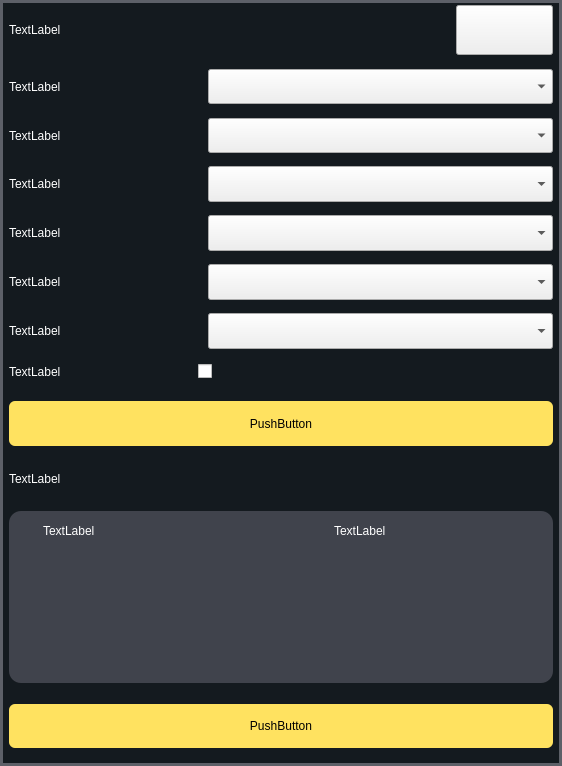
Before: the Qt Designer form tasklist/widgetaddtask.ui in LongyuHe1990/AgvMonitor, drawn with Qt 5.
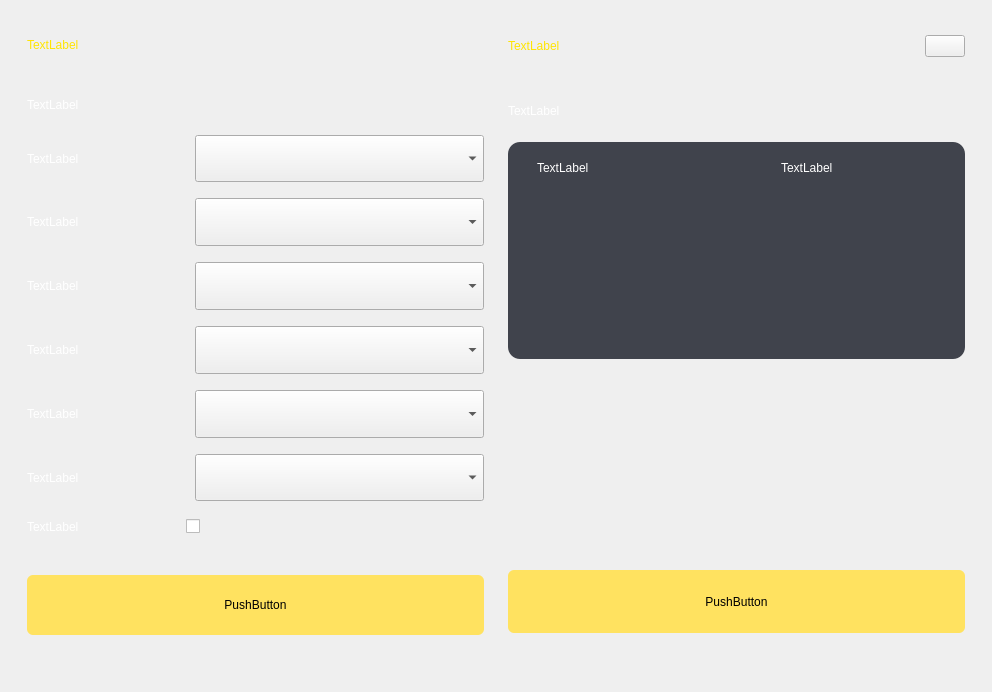
After: the same form once the commit is applied. Icons and pictures are not drawn.

The edit to the form file:
```diff
--- a/tasklist/widgetaddtask.ui
+++ b/tasklist/widgetaddtask.ui
@@ -6,8 +6,8 @@
    <rect>
     <x>0</x>
     <y>0</y>
-    <width>562</width>
-    <height>766</height>
+    <width>992</width>
+    <height>692</height>
    </rect>
   </property>
   <property name="windowTitle">
@@ -16,40 +16,99 @@
   <property name="styleSheet">
    <string notr="true"/>
   </property>
-  <layout class="QGridLayout" name="gridLayout">
+  <layout class="QGridLayout" name="gridLayout" columnstretch="1">
    <property name="leftMargin">
-    <number>0</number>
+    <number>9</number>
    </property>
    <property name="topMargin">
-    <number>0</number>
+    <number>9</number>
    </property>
    <property name="rightMargin">
-    <number>0</number>
+    <number>9</number>
    </property>
    <property name="bottomMargin">
-    <number>0</number>
+    <number>9</number>
    </property>
    <property name="spacing">
-    <number>0</number>
+    <number>9</number>
    </property>
    <item row="0" column="0">
-    <widget class="QWidget" name="widget_3" native="true">
+    <widget class="QWidget" name="widget" native="true">
+     <layout class="QHBoxLayout" name="horizontalLayout_5" stretch="1,1">
+      <item>
+       <layout class="QVBoxLayout" name="verticalLayout_4" stretch="4,10,19,12,9,24,8,24,8,24,8,24,8,24,8,24,8,24,19,30,15">
+        <property name="spacing">
+         <number>0</number>
+        </property>
+        <property name="leftMargin">
+         <number>9</number>
+        </property>
+        <property name="topMargin">
+         <number>9</number>
+        </property>
+        <property name="rightMargin">
+         <number>9</number>
+        </property>
+        <property name="bottomMargin">
+         <number>9</number>
+        </property>
+        <item>
+         <spacer name="verticalSpacer_12">
+          <property name="orientation">
+           <enum>Qt::Vertical</enum>
+          </property>
+          <property name="sizeHint" stdset="0">
+           <size>
+            <width>20</width>
+            <height>40</height>
+           </size>
+          </property>
+         </spacer>
+        </item>
+        <item>
+         <layout class="QHBoxLayout" name="horizontalLayout_13">
+          <item>
+           <widget class="QLabel" name="label">
      <property name="styleSheet">
-      <string notr="true">#widget_3{background-color:rgb(20, 26, 31);border:3px solid #5d6068;}
+             <string notr="true">QLabel{background-color: rgb(255, 255, 255, 0);color: rgb(255, 229, 2);border:none;}
+
 </string>
      </property>
-     <layout class="QVBoxLayout" name="verticalLayout" stretch="34,9,24,9,24,9,24,9,24,9,24,9,24,9,24,13,30,11,22,11,116,14,30">
-      <property name="spacing">
-       <number>0</number>
-      </property>
-      <property name="topMargin">
-       <number>5</number>
-      </property>
-      <property name="bottomMargin">
-       <number>18</number>
-      </property>
+            <property name="text">
+             <string>TextLabel</string>
+            </property>
+           </widget>
+          </item>
+          <item>
+           <spacer name="horizontalSpacer_14">
+            <property name="orientation">
+             <enum>Qt::Horizontal</enum>
+            </property>
+            <property name="sizeHint" stdset="0">
+             <size>
+              <width>40</width>
+              <height>20</height>
+             </size>
+            </property>
+           </spacer>
+          </item>
+         </layout>
+        </item>
       <item>
-       <layout class="QHBoxLayout" name="horizontalLayout" stretch="65,91,34">
+         <spacer name="verticalSpacer_6">
+          <property name="orientation">
+           <enum>Qt::Vertical</enum>
+          </property>
+          <property name="sizeHint" stdset="0">
+           <size>
+            <width>20</width>
+            <height>40</height>
+           </size>
+          </property>
+         </spacer>
+        </item>
+        <item>
+         <layout class="QHBoxLayout" name="horizontalLayout" stretch="65,91">
         <property name="spacing">
          <number>0</number>
         </property>
@@ -78,26 +137,10 @@
           </property>
          </spacer>
         </item>
-        <item>
-         <widget class="QPushButton" name="pushButton_close">
-          <property name="sizePolicy">
-           <sizepolicy hsizetype="Preferred" vsizetype="Preferred">
-            <horstretch>0</horstretch>
-            <verstretch>0</verstretch>
-           </sizepolicy>
-          </property>
-          <property name="styleSheet">
-           <string notr="true">border-image: url(:/image/home/guanbi_icon.png);</string>
-          </property>
-          <property name="text">
-           <string/>
-          </property>
-         </widget>
-        </item>
        </layout>
       </item>
       <item>
-       <spacer name="verticalSpacer">
+         <spacer name="verticalSpacer_3">
         <property name="orientation">
          <enum>Qt::Vertical</enum>
         </property>
@@ -152,7 +195,7 @@
        </layout>
       </item>
       <item>
-       <spacer name="verticalSpacer_2">
+         <spacer name="verticalSpacer_4">
         <property name="orientation">
          <enum>Qt::Vertical</enum>
         </property>
@@ -224,7 +267,7 @@
        </widget>
       </item>
       <item>
-       <spacer name="verticalSpacer_12">
+         <spacer name="verticalSpacer_2">
         <property name="orientation">
          <enum>Qt::Vertical</enum>
         </property>
@@ -279,7 +322,7 @@
        </layout>
       </item>
       <item>
-       <spacer name="verticalSpacer_3">
+         <spacer name="verticalSpacer_8">
         <property name="orientation">
          <enum>Qt::Vertical</enum>
         </property>
@@ -348,7 +391,7 @@
        </widget>
       </item>
       <item>
-       <spacer name="verticalSpacer_5">
+         <spacer name="verticalSpacer_7">
         <property name="orientation">
          <enum>Qt::Vertical</enum>
         </property>
@@ -403,7 +446,7 @@
        </layout>
       </item>
       <item>
-       <spacer name="verticalSpacer_7">
+         <spacer name="verticalSpacer_5">
         <property name="orientation">
          <enum>Qt::Vertical</enum>
         </property>
@@ -458,7 +501,7 @@
        </layout>
       </item>
       <item>
-       <spacer name="verticalSpacer_4">
+         <spacer name="verticalSpacer_10">
         <property name="orientation">
          <enum>Qt::Vertical</enum>
         </property>
@@ -527,7 +570,7 @@
        </layout>
       </item>
       <item>
-       <spacer name="verticalSpacer_8">
+         <spacer name="verticalSpacer_13">
         <property name="orientation">
          <enum>Qt::Vertical</enum>
         </property>
@@ -539,8 +582,6 @@
         </property>
        </spacer>
       </item>
-      <item>
-       <layout class="QHBoxLayout" name="horizontalLayout_10">
         <item>
          <widget class="QPushButton" name="pushButton_add">
           <property name="sizePolicy">
@@ -559,10 +600,98 @@
           </property>
          </widget>
         </item>
+        <item>
+         <spacer name="verticalSpacer_14">
+          <property name="orientation">
+           <enum>Qt::Vertical</enum>
+          </property>
+          <property name="sizeHint" stdset="0">
+           <size>
+            <width>20</width>
+            <height>40</height>
+           </size>
+          </property>
+         </spacer>
+        </item>
        </layout>
       </item>
       <item>
-       <spacer name="verticalSpacer_9">
+       <layout class="QVBoxLayout" name="verticalLayout_5" stretch="4,9,19,12,9,103,100,30,15">
+        <property name="spacing">
+         <number>0</number>
+        </property>
+        <property name="leftMargin">
+         <number>9</number>
+        </property>
+        <property name="topMargin">
+         <number>9</number>
+        </property>
+        <property name="rightMargin">
+         <number>9</number>
+        </property>
+        <property name="bottomMargin">
+         <number>9</number>
+        </property>
+        <item>
+         <spacer name="verticalSpacer_11">
+          <property name="orientation">
+           <enum>Qt::Vertical</enum>
+          </property>
+          <property name="sizeHint" stdset="0">
+           <size>
+            <width>20</width>
+            <height>40</height>
+           </size>
+          </property>
+         </spacer>
+        </item>
+        <item>
+         <layout class="QHBoxLayout" name="horizontalLayout_14">
+          <item>
+           <widget class="QLabel" name="label_2">
+            <property name="styleSheet">
+             <string notr="true">QLabel{background-color: rgb(255, 255, 255, 0);color: rgb(255, 229, 2);border:none;}
+
+</string>
+            </property>
+            <property name="text">
+             <string>TextLabel</string>
+            </property>
+           </widget>
+          </item>
+          <item>
+           <spacer name="horizontalSpacer_15">
+            <property name="orientation">
+             <enum>Qt::Horizontal</enum>
+            </property>
+            <property name="sizeHint" stdset="0">
+             <size>
+              <width>40</width>
+              <height>20</height>
+             </size>
+            </property>
+           </spacer>
+          </item>
+          <item>
+           <widget class="QPushButton" name="pushButton_close">
+            <property name="sizePolicy">
+             <sizepolicy hsizetype="Preferred" vsizetype="Preferred">
+              <horstretch>0</horstretch>
+              <verstretch>0</verstretch>
+             </sizepolicy>
+            </property>
+            <property name="styleSheet">
+             <string notr="true">border-image: url(:/image/home/guanbi_icon.png);</string>
+            </property>
+            <property name="text">
+             <string/>
+            </property>
+           </widget>
+          </item>
+         </layout>
+        </item>
+        <item>
+         <spacer name="verticalSpacer_16">
         <property name="orientation">
          <enum>Qt::Vertical</enum>
         </property>
@@ -604,7 +733,7 @@
        </layout>
       </item>
       <item>
-       <spacer name="verticalSpacer_10">
+         <spacer name="verticalSpacer_15">
         <property name="orientation">
          <enum>Qt::Vertical</enum>
         </property>
@@ -718,8 +847,8 @@
              <rect>
               <x>0</x>
               <y>0</y>
-              <width>544</width>
-              <height>115</height>
+                <width>457</width>
+                <height>151</height>
              </rect>
             </property>
             <property name="styleSheet">
@@ -753,7 +882,7 @@
        </widget>
       </item>
       <item>
-       <spacer name="verticalSpacer_11">
+         <spacer name="verticalSpacer">
         <property name="orientation">
          <enum>Qt::Vertical</enum>
         </property>
@@ -782,6 +911,21 @@
          <string>PushButton</string>
         </property>
        </widget>
+        </item>
+        <item>
+         <spacer name="verticalSpacer_9">
+          <property name="orientation">
+           <enum>Qt::Vertical</enum>
+          </property>
+          <property name="sizeHint" stdset="0">
+           <size>
+            <width>20</width>
+            <height>40</height>
+           </size>
+          </property>
+         </spacer>
+        </item>
+       </layout>
       </item>
      </layout>
     </widget>
```
Lines whose indentation alone changed are shown as unchanged.
